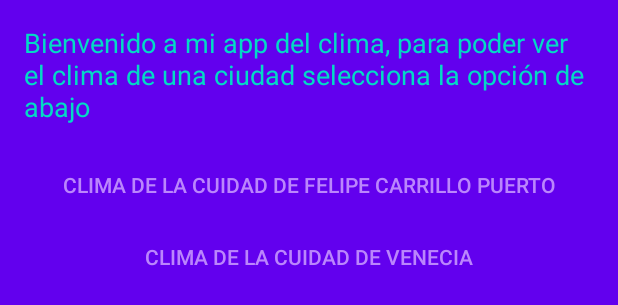
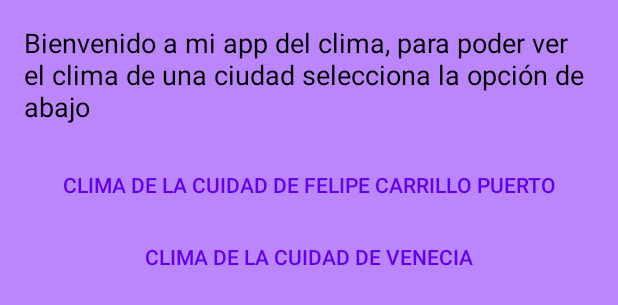
Before and after one commit to marlasantos24/Seccion10_AppClima, an Android app: the layout activity_ciudades.xml on its own in the app's theme, with its tools: preview values and no code run, on a phone screen of 412 x 824 dp. Shown: the top 305 px of the screen. Run offline under Robolectric (Android 15) with nearby library versions, the phone set to English and light mode, and no system bars.

```diff
--- a/app/src/main/AndroidManifest.xml
+++ b/app/src/main/AndroidManifest.xml
@@ -10,10 +10,10 @@
         android:supportsRtl="true"
         android:theme="@style/Theme.AppClima">
         <activity
-            android:name=".Ciudades"
+            android:name=".MainActivity"
             android:exported="false" />
         <activity
-            android:name=".MainActivity"
+            android:name=".Ciudades"
             android:exported="true">
             <intent-filter>
                 <action android:name="android.intent.action.MAIN" />
--- a/app/src/main/res/layout/activity_ciudades.xml
+++ b/app/src/main/res/layout/activity_ciudades.xml
@@ -4,7 +4,7 @@
     xmlns:tools="http://schemas.android.com/tools"
     android:layout_width="match_parent"
     android:layout_height="match_parent"
-    android:background="@color/purple_500"
+    android:background="@color/color_estatus"
     android:orientation="vertical"
     tools:context=".Ciudades">
 
@@ -14,7 +14,7 @@
         android:layout_height="wrap_content"
         android:layout_margin="16dp"
         android:text="@string/texto_bienvenida"
-        android:textColor="@color/teal_200"
+        android:textColor="@color/black"
         android:textSize="18sp" />
 
     <Button
@@ -23,7 +23,7 @@
         android:layout_width="match_parent"
         android:layout_height="wrap_content"
         android:text="@string/texto_boton_carrillo"
-        android:textColor="@color/color_estatus" />
+        android:textColor="@color/purple_500" />
 
     <Button
         android:id="@+id/bVenecia"
@@ -31,5 +31,5 @@
         android:layout_width="match_parent"
         android:layout_height="wrap_content"
         android:text="@string/texto_boton_venecia"
-        android:textColor="@color/color_estatus" />
+        android:textColor="@color/purple_500" />
 </LinearLayout>
```
Also changed, not shown: app/src/main/java/com/example/appclima/Ciudades.kt (+17 -0 lines).
